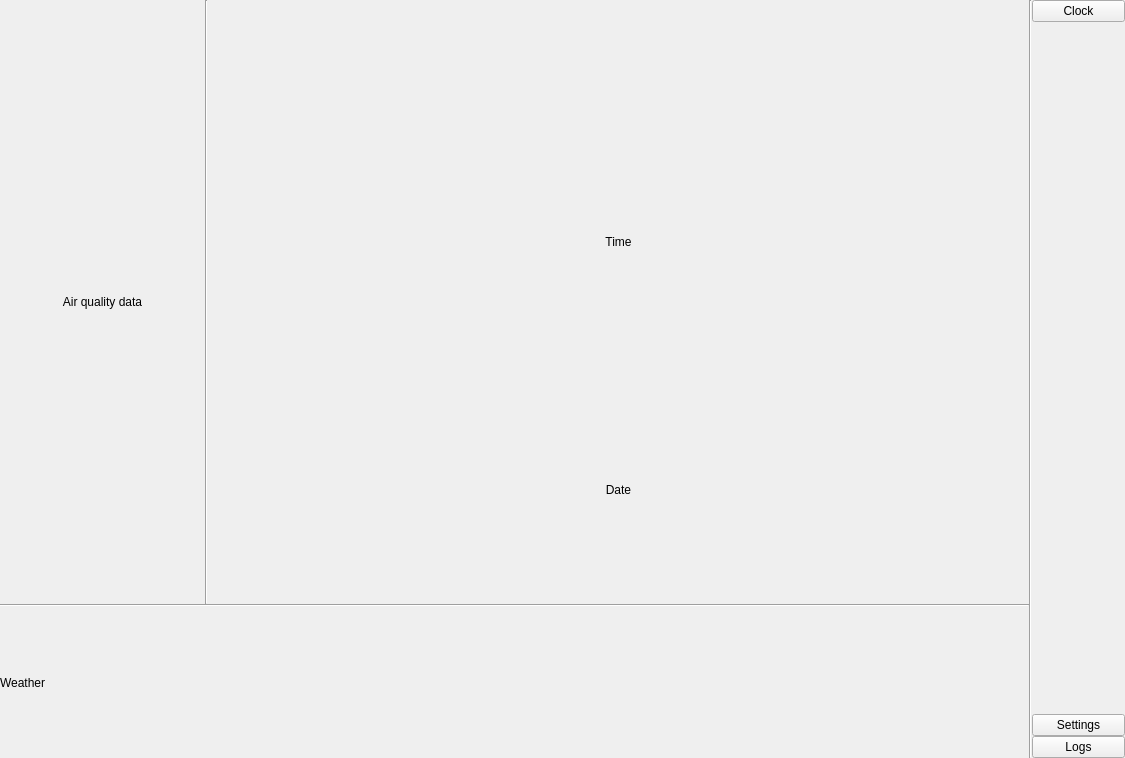
This is src/ui/main_window.ui in KrusnikViers/RaspClock as Qt 5 draws it before an edit. The edited form follows.
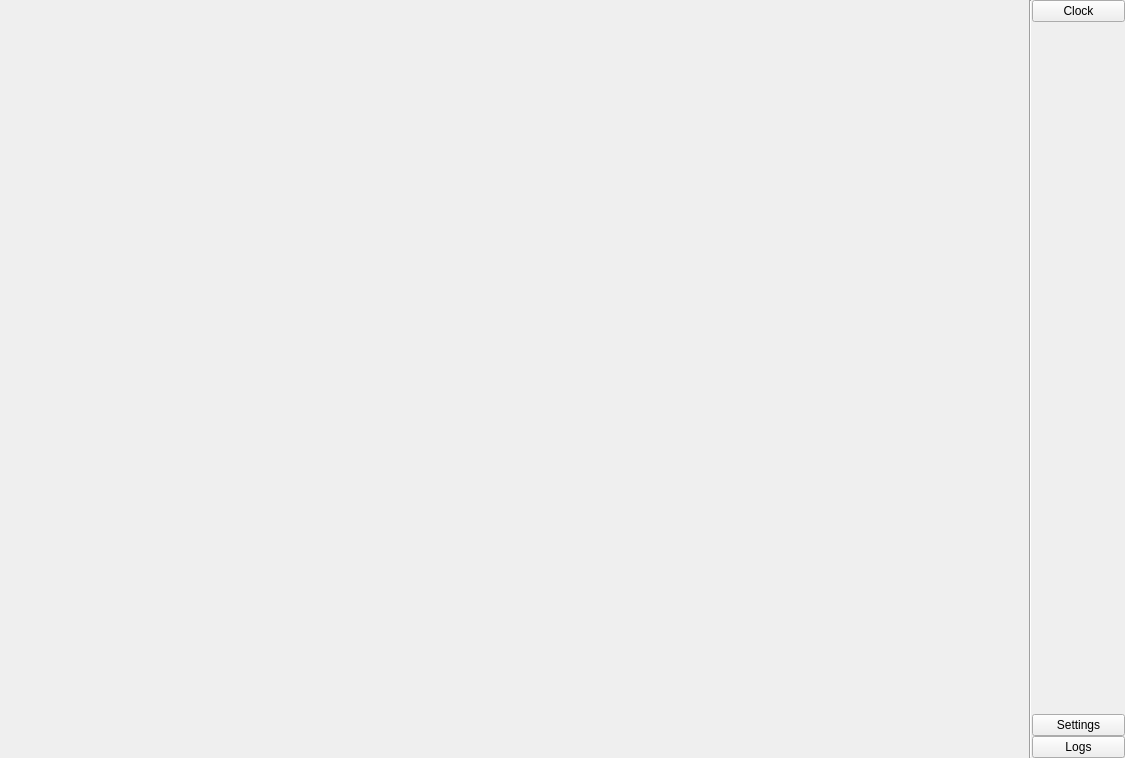
This is the edited form.

Commit message: Refactor class schema

Diff of the .ui file:
```diff
--- a/src/ui/main_window.ui
+++ b/src/ui/main_window.ui
@@ -38,234 +38,6 @@
         <verstretch>0</verstretch>
        </sizepolicy>
       </property>
-      <widget class="QWidget" name="clock_page">
-       <layout class="QGridLayout" name="gridLayout">
-        <property name="leftMargin">
-         <number>0</number>
-        </property>
-        <property name="topMargin">
-         <number>0</number>
-        </property>
-        <property name="rightMargin">
-         <number>0</number>
-        </property>
-        <property name="bottomMargin">
-         <number>0</number>
-        </property>
-        <property name="spacing">
-         <number>0</number>
-        </property>
-        <item row="2" column="0" colspan="4">
-         <widget class="Line" name="srv_spacer_5">
-          <property name="orientation">
-           <enum>Qt::Horizontal</enum>
-          </property>
-         </widget>
-        </item>
-        <item row="0" column="2" rowspan="2" colspan="2">
-         <widget class="QWidget" name="srv_layout_3" native="true">
-          <property name="sizePolicy">
-           <sizepolicy hsizetype="Expanding" vsizetype="Expanding">
-            <horstretch>2</horstretch>
-            <verstretch>0</verstretch>
-           </sizepolicy>
-          </property>
-          <layout class="QVBoxLayout" name="verticalLayout_2">
-           <property name="spacing">
-            <number>0</number>
-           </property>
-           <property name="leftMargin">
-            <number>0</number>
-           </property>
-           <property name="topMargin">
-            <number>0</number>
-           </property>
-           <property name="rightMargin">
-            <number>0</number>
-           </property>
-           <property name="bottomMargin">
-            <number>0</number>
-           </property>
-           <item>
-            <widget class="QLabel" name="time_label">
-             <property name="sizePolicy">
-              <sizepolicy hsizetype="Preferred" vsizetype="Expanding">
-               <horstretch>0</horstretch>
-               <verstretch>4</verstretch>
-              </sizepolicy>
-             </property>
-             <property name="text">
-              <string>Time</string>
-             </property>
-             <property name="alignment">
-              <set>Qt::AlignCenter</set>
-             </property>
-            </widget>
-           </item>
-           <item>
-            <widget class="QLabel" name="date_label">
-             <property name="sizePolicy">
-              <sizepolicy hsizetype="Preferred" vsizetype="Expanding">
-               <horstretch>0</horstretch>
-               <verstretch>1</verstretch>
-              </sizepolicy>
-             </property>
-             <property name="text">
-              <string>Date</string>
-             </property>
-             <property name="alignment">
-              <set>Qt::AlignHCenter|Qt::AlignTop</set>
-             </property>
-            </widget>
-           </item>
-          </layout>
-         </widget>
-        </item>
-        <item row="0" column="0" rowspan="2">
-         <widget class="QLabel" name="air_label">
-          <property name="sizePolicy">
-           <sizepolicy hsizetype="Expanding" vsizetype="Expanding">
-            <horstretch>1</horstretch>
-            <verstretch>6</verstretch>
-           </sizepolicy>
-          </property>
-          <property name="text">
-           <string>Air quality data</string>
-          </property>
-          <property name="alignment">
-           <set>Qt::AlignCenter</set>
-          </property>
-         </widget>
-        </item>
-        <item row="3" column="0" colspan="4">
-         <widget class="QLabel" name="weather_label">
-          <property name="sizePolicy">
-           <sizepolicy hsizetype="Preferred" vsizetype="Expanding">
-            <horstretch>0</horstretch>
-            <verstretch>3</verstretch>
-           </sizepolicy>
-          </property>
-          <property name="text">
-           <string>Weather</string>
-          </property>
-         </widget>
-        </item>
-        <item row="0" column="1" rowspan="2">
-         <widget class="Line" name="line">
-          <property name="orientation">
-           <enum>Qt::Vertical</enum>
-          </property>
-         </widget>
-        </item>
-       </layout>
-      </widget>
-      <widget class="QWidget" name="settings_page">
-       <layout class="QGridLayout" name="gridLayout_2">
-        <item row="1" column="0">
-         <spacer name="srv_spacer_3">
-          <property name="orientation">
-           <enum>Qt::Vertical</enum>
-          </property>
-          <property name="sizeHint" stdset="0">
-           <size>
-            <width>20</width>
-            <height>40</height>
-           </size>
-          </property>
-         </spacer>
-        </item>
-        <item row="0" column="1" rowspan="2">
-         <spacer name="srv_spacer">
-          <property name="orientation">
-           <enum>Qt::Horizontal</enum>
-          </property>
-          <property name="sizeHint" stdset="0">
-           <size>
-            <width>40</width>
-            <height>20</height>
-           </size>
-          </property>
-         </spacer>
-        </item>
-        <item row="0" column="0">
-         <widget class="QGroupBox" name="srv_layout_4">
-          <property name="title">
-           <string>Geographical settings</string>
-          </property>
-          <layout class="QGridLayout" name="gridLayout_3">
-           <item row="2" column="1">
-            <widget class="QLabel" name="srv_label_3">
-             <property name="text">
-              <string>Longitude (up to seconds)</string>
-             </property>
-            </widget>
-           </item>
-           <item row="2" column="0">
-            <widget class="QLabel" name="srv_label_2">
-             <property name="text">
-              <string>Latitude (up to seconds)</string>
-             </property>
-            </widget>
-           </item>
-           <item row="0" column="0" colspan="2">
-            <widget class="QLabel" name="srv_label">
-             <property name="text">
-              <string>TODO service key</string>
-             </property>
-            </widget>
-           </item>
-           <item row="1" column="0" colspan="2">
-            <widget class="QLineEdit" name="time_zone_service_key_edit"/>
-           </item>
-           <item row="3" column="0">
-            <widget class="QDoubleSpinBox" name="latitude_edit">
-             <property name="minimumSize">
-              <size>
-               <width>200</width>
-               <height>0</height>
-              </size>
-             </property>
-             <property name="alignment">
-              <set>Qt::AlignRight|Qt::AlignTrailing|Qt::AlignVCenter</set>
-             </property>
-            </widget>
-           </item>
-           <item row="3" column="1">
-            <widget class="QDoubleSpinBox" name="longitude_edit">
-             <property name="minimumSize">
-              <size>
-               <width>200</width>
-               <height>0</height>
-              </size>
-             </property>
-             <property name="alignment">
-              <set>Qt::AlignRight|Qt::AlignTrailing|Qt::AlignVCenter</set>
-             </property>
-            </widget>
-           </item>
-          </layout>
-         </widget>
-        </item>
-        <item row="2" column="0">
-         <widget class="QPushButton" name="update_settings_button">
-          <property name="text">
-           <string>Update</string>
-          </property>
-         </widget>
-        </item>
-       </layout>
-      </widget>
-      <widget class="QWidget" name="logs_page">
-       <layout class="QHBoxLayout" name="horizontalLayout_2">
-        <item>
-         <widget class="QPlainTextEdit" name="logs_window">
-          <property name="textInteractionFlags">
-           <set>Qt::TextSelectableByKeyboard|Qt::TextSelectableByMouse</set>
-          </property>
-         </widget>
-        </item>
-       </layout>
-      </widget>
      </widget>
     </item>
     <item>
```
Left out of the diff: 6 changed lines with no effect on the pictures. The commit also changes 21 other files.
